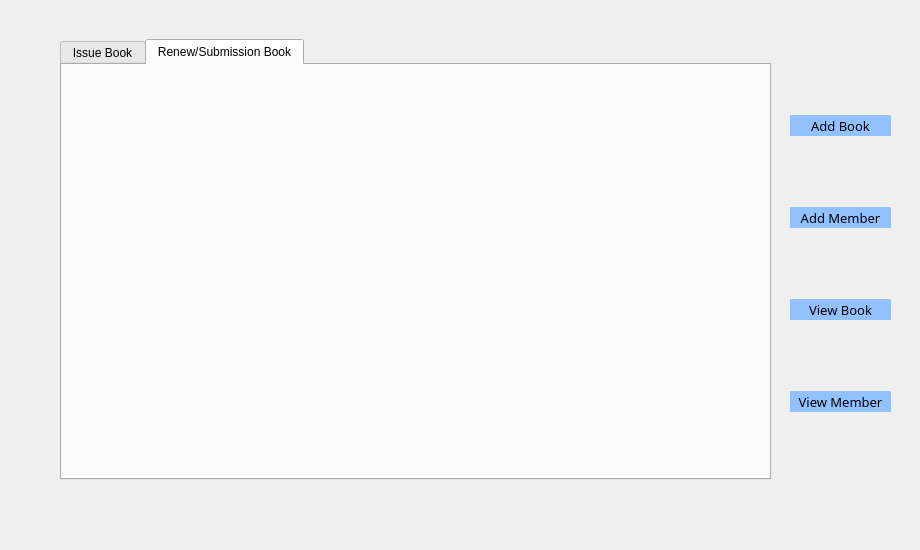
Old version of the form window.ui in the repository AmirNikravan/lms.
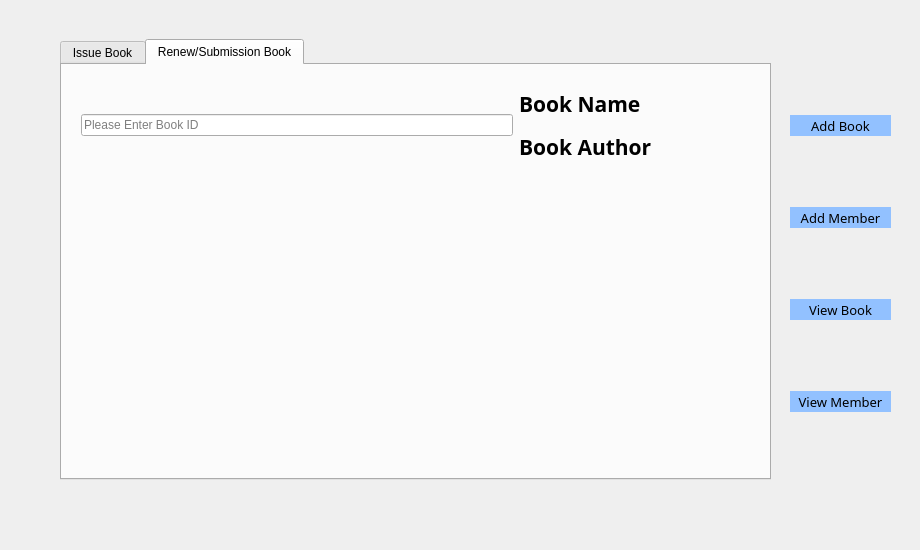
New version of the form. Icons and pictures are not drawn.

Commit message: create issue book tab

Patch:
```diff
--- a/window.ui
+++ b/window.ui
@@ -38,6 +38,59 @@
      <attribute name="title">
       <string>Renew/Submission Book</string>
      </attribute>
+     <widget class="QWidget" name="horizontalLayoutWidget">
+      <property name="geometry">
+       <rect>
+        <x>19</x>
+        <y>20</y>
+        <width>571</width>
+        <height>80</height>
+       </rect>
+      </property>
+      <layout class="QHBoxLayout" name="horizontalLayout">
+       <item>
+        <widget class="QLineEdit" name="lineEdit_bookid">
+         <property name="placeholderText">
+          <string>Please Enter Book ID</string>
+         </property>
+        </widget>
+       </item>
+       <item>
+        <layout class="QVBoxLayout" name="verticalLayout_2">
+         <item>
+          <widget class="QLabel" name="label_bookname">
+           <property name="font">
+            <font>
+             <family>Sitka Banner</family>
+             <pointsize>16</pointsize>
+             <weight>75</weight>
+             <bold>true</bold>
+            </font>
+           </property>
+           <property name="text">
+            <string>Book Name</string>
+           </property>
+          </widget>
+         </item>
+         <item>
+          <widget class="QLabel" name="label_bookauthor">
+           <property name="font">
+            <font>
+             <family>Sitka Banner</family>
+             <pointsize>16</pointsize>
+             <weight>75</weight>
+             <bold>true</bold>
+            </font>
+           </property>
+           <property name="text">
+            <string>Book Author</string>
+           </property>
+          </widget>
+         </item>
+        </layout>
+       </item>
+      </layout>
+     </widget>
     </widget>
    </widget>
    <widget class="QWidget" name="">
```
